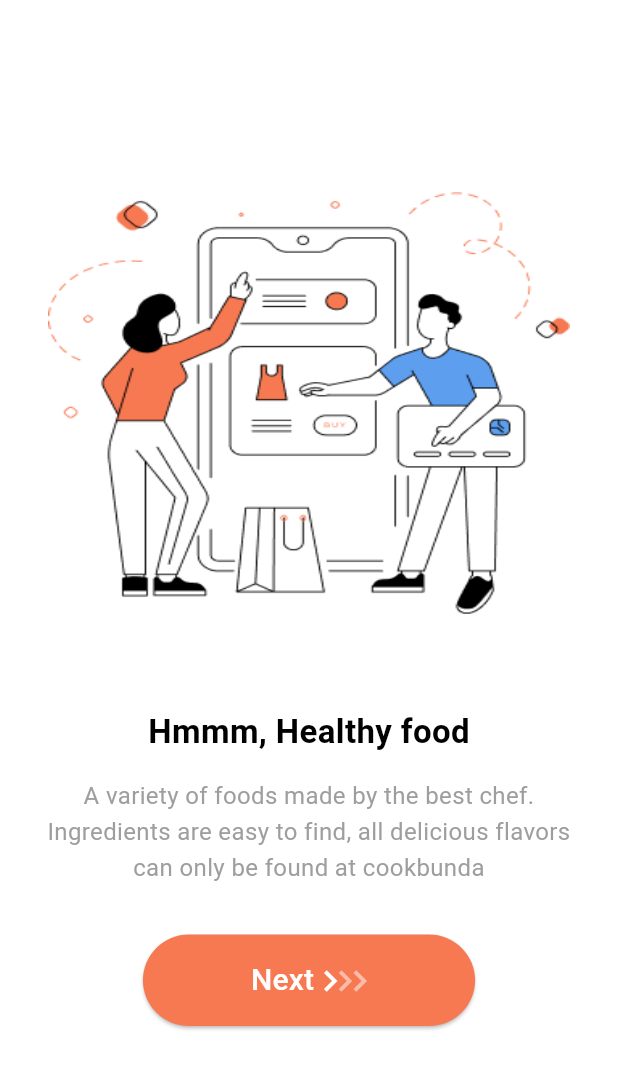
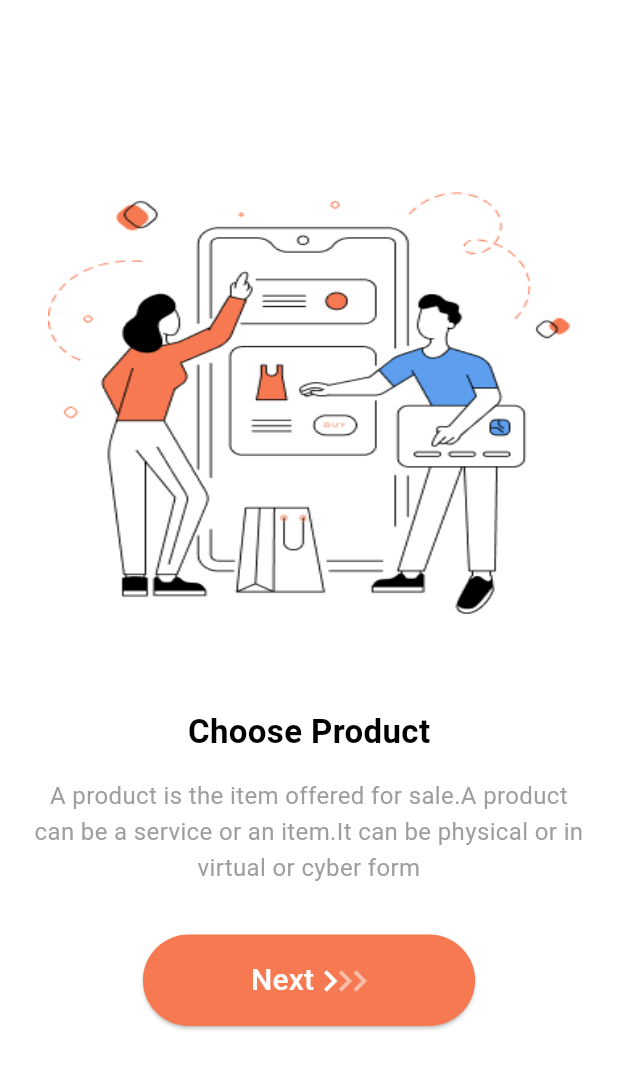
Before and after one commit to jeremy02/Clothing-E-Commerce-App, a Flutter app: the screen it shows after launch, on a phone screen of 412 x 824 dp. Shown: the top 1069 px of the screen. Run offline on Flutter 3.47's test engine with Material 3 defaults, Android fonts, the light colour scheme and no system bars.

Commit message:
creating the onboarding widget with real screen images and etxt

```diff
--- a/lib/screens/onboarding/components/onboarding_widget.dart
+++ b/lib/screens/onboarding/components/onboarding_widget.dart
@@ -4,7 +4,6 @@ import 'package:flutter/material.dart';
 class OnboardingWidget extends StatelessWidget {
   const OnboardingWidget({
     super.key,
-    required this.color,
     required this.title,
     required this.description,
     required this.skip,
@@ -13,7 +12,6 @@ class OnboardingWidget extends StatelessWidget {
     required this.index,
   });
 
-  final String color;
   final String title;
   final String description;
   final bool skip;
@@ -51,7 +49,7 @@ class OnboardingWidget extends StatelessWidget {
                       decoration: BoxDecoration(
                          image: DecorationImage(
                             image: AssetImage(
-                              'assets/onboarding/onboarding_screen_1.png',
+                              image,
                             ),
                             fit: BoxFit.fill
                          ),
--- a/lib/screens/onboarding/onboarding_screen.dart
+++ b/lib/screens/onboarding/onboarding_screen.dart
@@ -25,24 +25,21 @@ class _OnboardingScreenState extends State<OnboardingScreen> {
 
   final List<Map<String, dynamic>> _pages = [
     {
-      'color': '#ffe24e',
-      'title': 'Hmmm, Healthy food',
-      'image': 'assets/images/image1.png',
-      'description': "A variety of foods made by the best chef. Ingredients are easy to find, all delicious flavors can only be found at cookbunda",
+      'title': 'Choose Product',
+      'image': 'assets/onboarding/onboarding_screen_1.png',
+      'description': "A product is the item offered for sale.A product can be a service or an item.It can be physical or in virtual or cyber form",
       'skip': true
     },
     {
-      'color': '#a3e4f1',
-      'title': 'Fresh Drinks, Stay Fresh',
-      'image': 'assets/images/image2.png',
-      'description': 'Not all food, we provide clear healthy drink options for you. Fresh taste always accompanies you',
+      'title': 'Make Payment',
+      'image': 'assets/onboarding/onboarding_screen_2.png',
+      'description': 'Payment is the transfer of money service in exchange product or Payments typically made terms agreed',
       'skip': true
     },
     {
-      'color': '#31b77a',
-      'title': 'Let\'s Cooking',
-      'image': 'assets/images/image3.png',
-      'description': 'Are you ready to make a dish for your friends or family? create an account and cooks',
+      'title': 'Get Your Order',
+      'image': 'assets/onboarding/onboarding_screen_3.png',
+      'description': 'Business or commence an order is a stated intention either spoken to engage in a commercial transaction specific products',
       'skip': false
     },
   ];
@@ -64,7 +61,6 @@ class _OnboardingScreenState extends State<OnboardingScreen> {
               itemBuilder: (BuildContext context, int index){
                 return OnboardingWidget(
                   index: index,
-                  color: _pages[index]['color'],
                   title: _pages[index]['title'],
                   description: _pages[index]['description'],
                   image: _pages[index]['image'],
```
